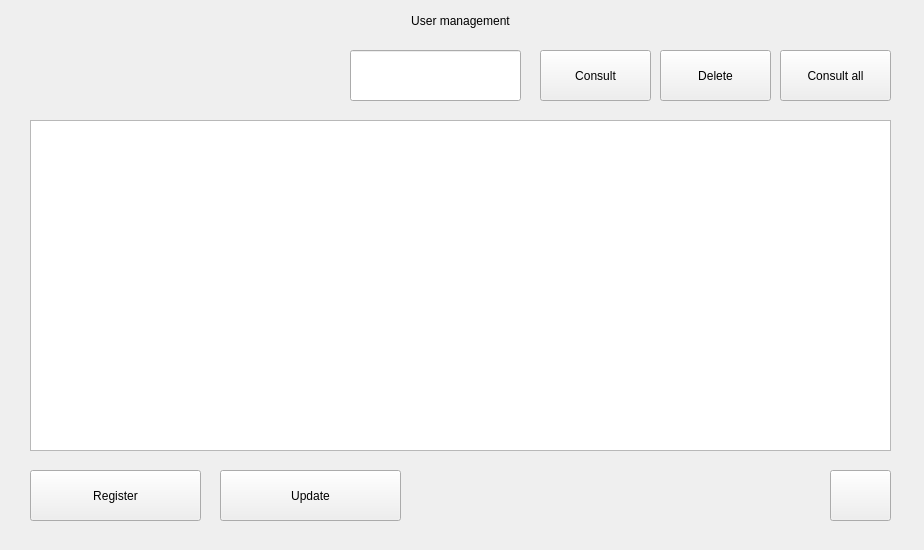
Old version of the form src/views/managementUser/userManagement.ui in the repository Jjat00/Deptherm-Inspection.
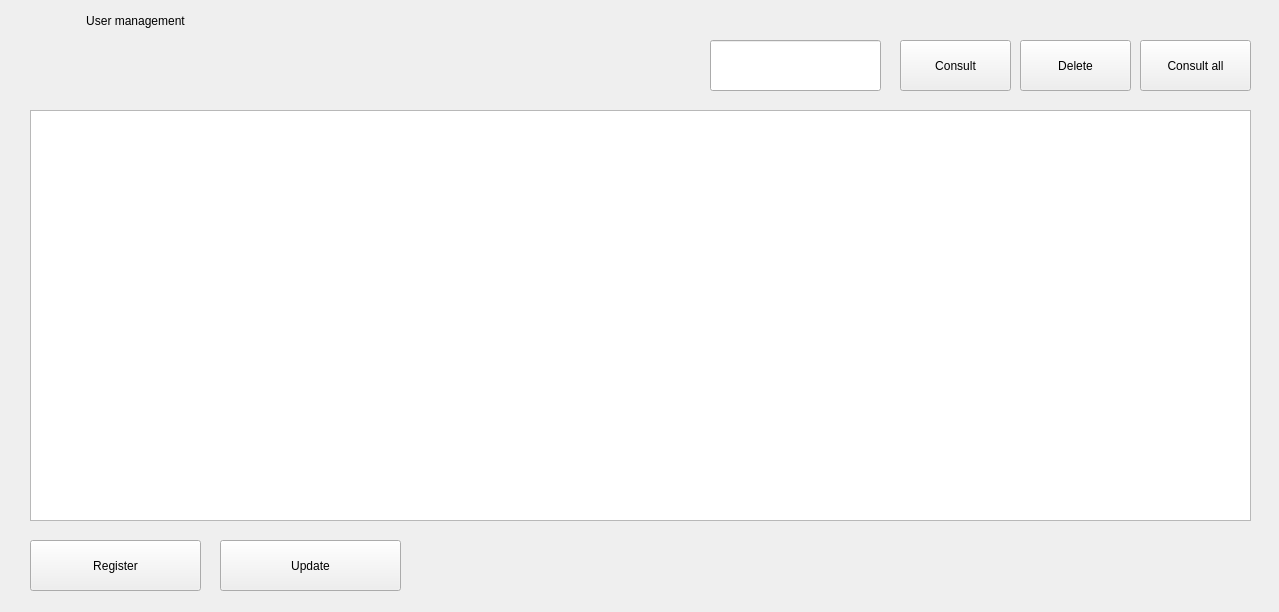
New version of the form.

Patch:
```diff
--- a/src/views/managementUser/userManagement.ui
+++ b/src/views/managementUser/userManagement.ui
@@ -6,8 +6,8 @@
    <rect>
     <x>0</x>
     <y>0</y>
-    <width>924</width>
-    <height>550</height>
+    <width>1279</width>
+    <height>612</height>
    </rect>
   </property>
   <property name="windowTitle">
@@ -17,7 +17,7 @@
    <property name="geometry">
     <rect>
      <x>30</x>
-     <y>470</y>
+     <y>540</y>
      <width>171</width>
      <height>51</height>
     </rect>
@@ -30,7 +30,7 @@
    <property name="geometry">
     <rect>
      <x>220</x>
-     <y>470</y>
+     <y>540</y>
      <width>181</width>
      <height>51</height>
     </rect>
@@ -42,8 +42,8 @@
   <widget class="QPushButton" name="buttonDeleteUser">
    <property name="geometry">
     <rect>
-     <x>660</x>
-     <y>50</y>
+     <x>1020</x>
+     <y>40</y>
      <width>111</width>
      <height>51</height>
     </rect>
@@ -55,8 +55,8 @@
   <widget class="QPushButton" name="buttonConsultUser">
    <property name="geometry">
     <rect>
-     <x>540</x>
-     <y>50</y>
+     <x>900</x>
+     <y>40</y>
      <width>111</width>
      <height>51</height>
     </rect>
@@ -70,7 +70,7 @@
     <rect>
      <x>-10</x>
      <y>0</y>
-     <width>941</width>
+     <width>291</width>
      <height>41</height>
     </rect>
    </property>
@@ -101,17 +101,17 @@
    <property name="geometry">
     <rect>
      <x>30</x>
-     <y>120</y>
-     <width>861</width>
-     <height>331</height>
+     <y>110</y>
+     <width>1221</width>
+     <height>411</height>
     </rect>
    </property>
   </widget>
   <widget class="QLineEdit" name="lineEditID">
    <property name="geometry">
     <rect>
-     <x>350</x>
-     <y>50</y>
+     <x>710</x>
+     <y>40</y>
      <width>171</width>
      <height>51</height>
     </rect>
@@ -120,8 +120,8 @@
   <widget class="QPushButton" name="buttonConsultAll">
    <property name="geometry">
     <rect>
-     <x>780</x>
-     <y>50</y>
+     <x>1140</x>
+     <y>40</y>
      <width>111</width>
      <height>51</height>
     </rect>
@@ -130,19 +130,6 @@
     <string>Consult all</string>
    </property>
   </widget>
-  <widget class="QPushButton" name="pushButtonLogout">
-   <property name="geometry">
-    <rect>
-     <x>830</x>
-     <y>470</y>
-     <width>61</width>
-     <height>51</height>
-    </rect>
-   </property>
-   <property name="text">
-    <string/>
-   </property>
-  </widget>
  </widget>
  <resources/>
  <connections/>
```
